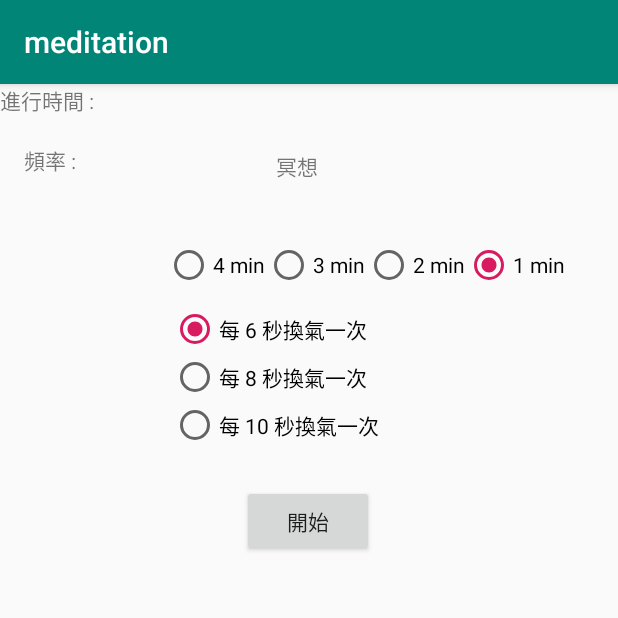
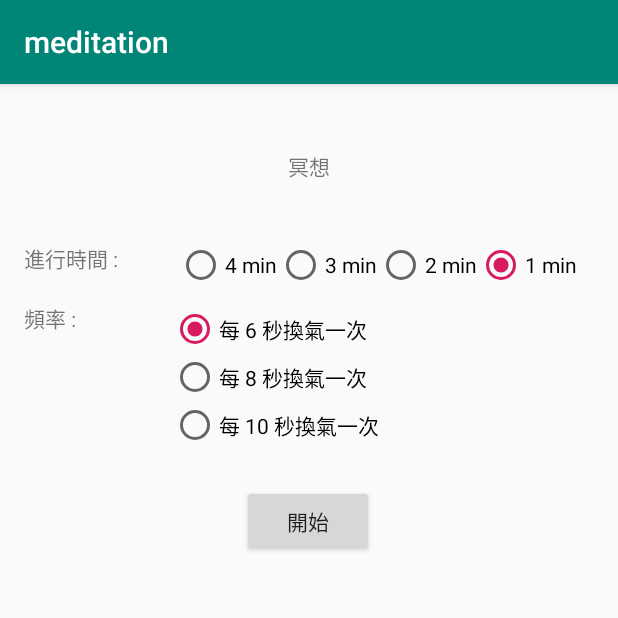
Before and after one commit to ailan12345/breathe, an Android app: the meditation screen opened directly, with no data from a screen before it, on a phone screen of 412 x 824 dp, the top half of it. Run offline under Robolectric (Android 15) with nearby library versions, the phone set to English and light mode, and no system bars.

```diff
--- a/app/src/main/AndroidManifest.xml
+++ b/app/src/main/AndroidManifest.xml
@@ -6,6 +6,7 @@
     <uses-permission android:name="android.permission.BLUETOOTH_ADMIN" />
     <uses-permission android:name="android.permission.ACCESS_COARSE_LOCATION" />
     <uses-permission android:name="android.permission.VIBRATE" />
+    <uses-permission android:name="android.permission.WAKE_LOCK" />
 
     <application
         android:allowBackup="true"
--- a/app/src/main/res/layout/content_meditation.xml
+++ b/app/src/main/res/layout/content_meditation.xml
@@ -12,11 +12,14 @@
         android:id="@+id/textView4"
         android:layout_width="wrap_content"
         android:layout_height="wrap_content"
+        android:layout_marginStart="8dp"
+        android:layout_marginLeft="8dp"
         android:layout_marginTop="44dp"
-        android:layout_marginEnd="200dp"
-        android:layout_marginRight="200dp"
+        android:layout_marginEnd="8dp"
+        android:layout_marginRight="8dp"
         android:text="冥想"
         app:layout_constraintEnd_toEndOf="parent"
+        app:layout_constraintStart_toStartOf="parent"
         app:layout_constraintTop_toTopOf="parent" />
 
     <Button
@@ -88,9 +91,12 @@
         android:id="@+id/textView5"
         android:layout_width="74dp"
         android:layout_height="24dp"
+        android:layout_marginStart="16dp"
+        android:layout_marginLeft="16dp"
+        android:layout_marginTop="40dp"
         android:text="進行時間 : "
-        tools:layout_editor_absoluteX="16dp"
-        tools:layout_editor_absoluteY="108dp" />
+        app:layout_constraintStart_toStartOf="parent"
+        app:layout_constraintTop_toBottomOf="@+id/textView4" />
 
     <TextView
         android:id="@+id/textView8"
```
Also changed, not shown: app/src/main/java/com/example/breathe/start.java (+10 -15 lines), 1 other file.
